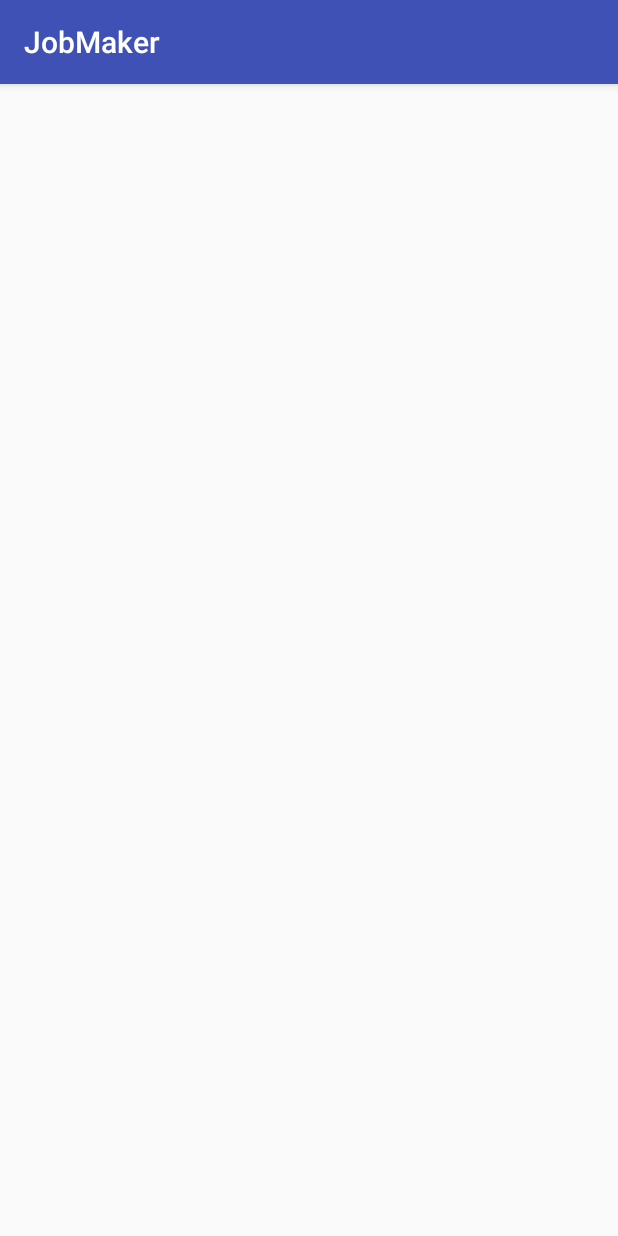
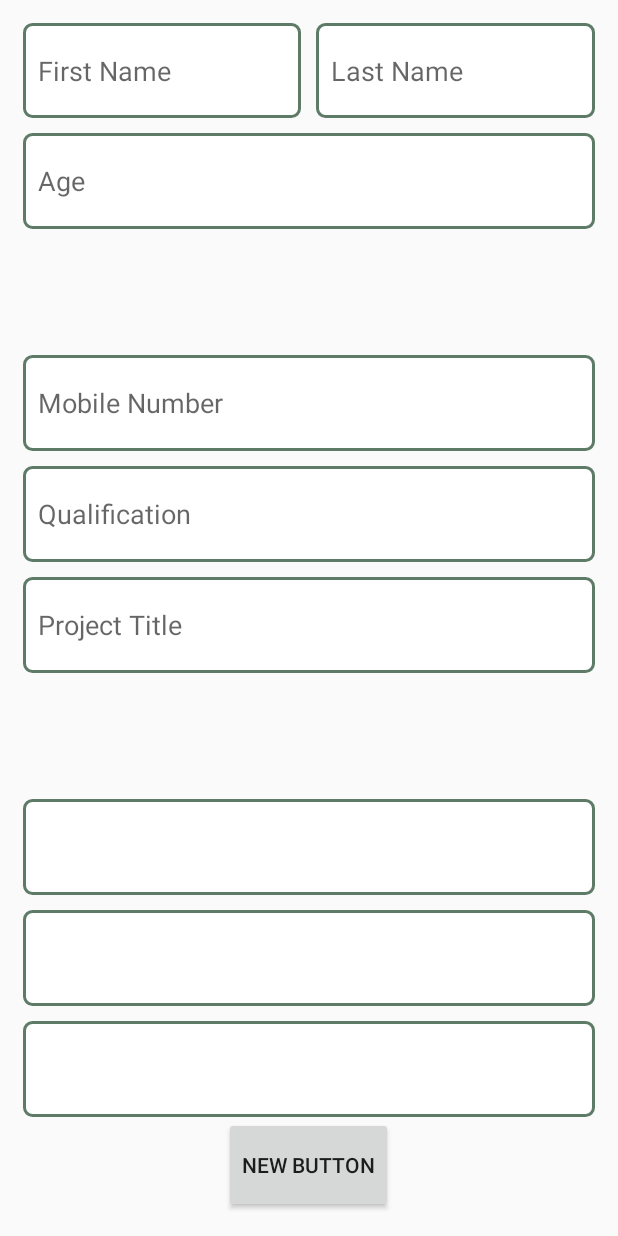
Before and after one commit to narendramarikanti/JobMaker, an Android app: the Registration_Screen screen opened directly, with no data from a screen before it, on a phone screen of 412 x 824 dp. Run offline under Robolectric (Android 15) with nearby library versions, the phone set to English and light mode, and no system bars.

Commit message:
Sign up Registration
nari

```diff
--- a/app/src/main/java/com/nsds/jobmaker/activity/Registration_Screen.java
+++ b/app/src/main/java/com/nsds/jobmaker/activity/Registration_Screen.java
@@ -1,11 +1,12 @@
 package com.nsds.jobmaker.activity;
 
+import android.app.Activity;
 import android.support.v7.app.AppCompatActivity;
 import android.os.Bundle;
 
 import com.nsds.jobmaker.R;
 
-public class Registration_Screen extends AppCompatActivity {
+public class Registration_Screen extends Activity {
 
     @Override
     protected void onCreate(Bundle savedInstanceState) {
--- a/app/src/main/java/com/nsds/jobmaker/activity/Signup_Screen.java
+++ b/app/src/main/java/com/nsds/jobmaker/activity/Signup_Screen.java
@@ -1,16 +1,32 @@
 package com.nsds.jobmaker.activity;
 
 import android.app.Activity;
+import android.content.Intent;
 import android.support.v7.app.AppCompatActivity;
 import android.os.Bundle;
+import android.view.View;
+import android.widget.Button;
 
 import com.nsds.jobmaker.R;
 
 public class Signup_Screen extends Activity {
+    Button Signup;
 
     @Override
     protected void onCreate(Bundle savedInstanceState) {
         super.onCreate(savedInstanceState);
         setContentView(R.layout.activity_signup__screen);
+        UI_Components();
+        Signup.setOnClickListener(new View.OnClickListener() {
+            @Override
+            public void onClick(View v) {
+                startActivity(new Intent(Signup_Screen.this,Registration_Screen.class));
+
+            }
+        });
+    }
+    public void UI_Components()
+    {
+        Signup=(Button)findViewById(R.id.signup);
     }
 }
--- a/app/src/main/res/layout/activity_registration__screen.xml
+++ b/app/src/main/res/layout/activity_registration__screen.xml
@@ -1,12 +1,139 @@
 <?xml version="1.0" encoding="utf-8"?>
-<RelativeLayout xmlns:android="http://schemas.android.com/apk/res/android"
+<LinearLayout xmlns:android="http://schemas.android.com/apk/res/android"
     xmlns:tools="http://schemas.android.com/tools"
     android:layout_width="match_parent"
     android:layout_height="match_parent"
-    android:paddingBottom="@dimen/activity_vertical_margin"
-    android:paddingLeft="@dimen/activity_horizontal_margin"
-    android:paddingRight="@dimen/activity_horizontal_margin"
-    android:paddingTop="@dimen/activity_vertical_margin"
+    android:orientation="vertical"
+    android:weightSum="110"
+
+   android:layout_margin="15dp"
     tools:context="com.nsds.jobmaker.activity.Registration_Screen">
 
-</RelativeLayout>
+    <LinearLayout
+        android:orientation="horizontal"
+        android:layout_width="match_parent"
+        android:layout_weight="10"
+        android:weightSum="20"
+        android:layout_height="0dp">
+
+        <EditText
+            android:layout_width="0dp"
+            android:layout_weight="10"
+            android:layout_height="match_parent"
+            android:background="@drawable/edit_style"
+            android:inputType="textPersonName"
+            android:layout_marginRight="10dp"
+            android:paddingLeft="10dp"
+            android:hint="First Name"
+            android:ems="10"
+            android:id="@+id/editText13" />
+
+        <EditText
+            android:layout_width="0dp"
+            android:layout_weight="10"
+
+            android:paddingLeft="10dp"
+            android:hint="Last Name"
+            android:layout_height="match_parent"
+            android:background="@drawable/edit_style"
+            android:inputType="textPersonName"
+
+            android:ems="10"
+            android:id="@+id/editText14" />
+    </LinearLayout>
+
+    <EditText
+        android:layout_width="match_parent"
+        android:layout_weight="10"
+        android:layout_height="0dp"
+        android:paddingLeft="10dp"
+        android:hint="Age"
+        android:layout_marginTop="10dp"
+        android:background="@drawable/edit_style"
+        android:id="@+id/editText6"
+         />
+
+    <RelativeLayout
+        android:layout_width="match_parent"
+        android:layout_height="0dp"
+        android:layout_weight="10"
+         android:layout_marginTop="10dp"
+
+        android:layout_gravity="center_horizontal"></RelativeLayout>
+
+    <EditText
+        android:layout_width="match_parent"
+        android:layout_weight="10"
+        android:paddingLeft="10dp"
+        android:background="@drawable/edit_style"
+        android:layout_marginTop="10dp"
+        android:hint="Mobile Number"
+        android:layout_height="0dp"
+        android:id="@+id/editText7"
+          />
+
+    <EditText
+        android:layout_width="match_parent"
+        android:layout_weight="10"
+        android:layout_height="0dp"
+        android:paddingLeft="10dp"
+        android:hint="Qualification"
+        android:background="@drawable/edit_style"
+        android:layout_marginTop="10dp"
+        android:id="@+id/editText8" />
+
+    <EditText
+        android:layout_width="match_parent"
+        android:layout_weight="10"
+        android:layout_height="0dp"
+        android:layout_marginTop="10dp"
+        android:hint="Project Title"
+        android:paddingLeft="10dp"
+        android:background="@drawable/edit_style"
+        android:id="@+id/editText9" />
+
+    <LinearLayout
+        android:orientation="horizontal"
+        android:layout_width="match_parent"
+        android:layout_weight="10"
+         android:layout_marginTop="10dp"
+        android:layout_height="0dp"
+        android:layout_gravity="center_horizontal"></LinearLayout>
+
+    <EditText
+        android:layout_width="match_parent"
+        android:layout_weight="10"
+        android:layout_marginTop="10dp"
+        android:layout_height="0dp"
+        android:paddingLeft="10dp"
+        android:background="@drawable/edit_style"
+        android:id="@+id/editText10" />
+
+    <EditText
+        android:layout_width="match_parent"
+        android:layout_weight="10"
+        android:background="@drawable/edit_style"
+        android:layout_height="0dp"
+        android:layout_marginTop="10dp"
+        android:paddingLeft="10dp"
+        android:id="@+id/editText11"
+        android:layout_gravity="center_horizontal" />
+
+    <EditText
+        android:layout_width="match_parent"
+        android:background="@drawable/edit_style"
+        android:layout_weight="10"
+        android:layout_height="0dp"
+        android:id="@+id/editText12"
+        android:layout_marginTop="10dp"
+        android:layout_gravity="center_horizontal" />
+
+    <Button
+        android:layout_width="wrap_content"
+        android:layout_weight="10"
+        android:layout_height="0dp"
+        android:text="New Button"
+
+        android:id="@+id/button"
+        android:layout_gravity="center_horizontal" />
+</LinearLayout>
--- a/app/src/main/res/layout/activity_signup__screen.xml
+++ b/app/src/main/res/layout/activity_signup__screen.xml
@@ -108,7 +108,7 @@
             android:layout_marginLeft="40dp"
             android:layout_marginRight="40dp"
             android:textColor="@color/text_color"
-            android:id="@+id/button2" />
+            android:id="@+id/signup" />
     </LinearLayout>
 
 </LinearLayout>
```
